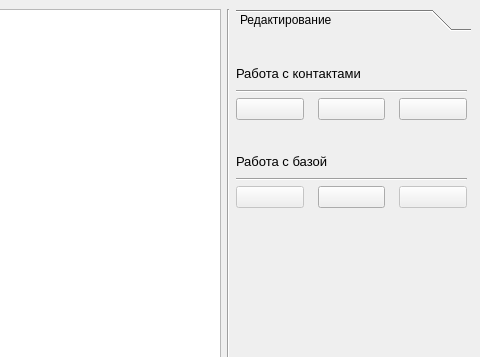
Above: MyRin/Forms/indexview.ui from relsa228/MyRin before the change; both pictures show x 622 to 1102 and y 0 to 357 of the 1102 by 694 pixel window. Below: the same form after it.
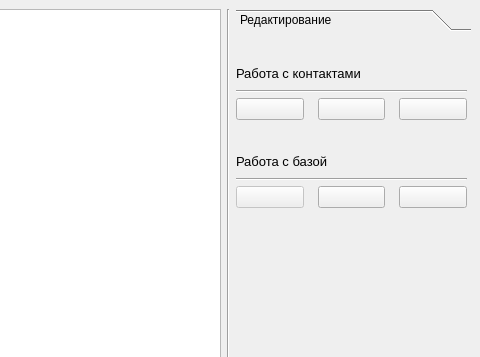
That is the form after the change. Icons and pictures are not drawn.

What changed in the file:
```diff
--- a/MyRin/Forms/indexview.ui
+++ b/MyRin/Forms/indexview.ui
@@ -86,7 +86,7 @@
          <x>0</x>
          <y>0</y>
          <width>235</width>
-         <height>517</height>
+         <height>543</height>
         </rect>
        </property>
        <attribute name="label">
@@ -264,7 +264,7 @@
              <item>
               <widget class="QPushButton" name="pushButton">
                <property name="enabled">
-                <bool>false</bool>
+                <bool>true</bool>
                </property>
                <property name="toolTip">
                 <string>Отправить таблицу на печать</string>
```
Left out of the diff: 6 changed lines with no effect on the pictures.
